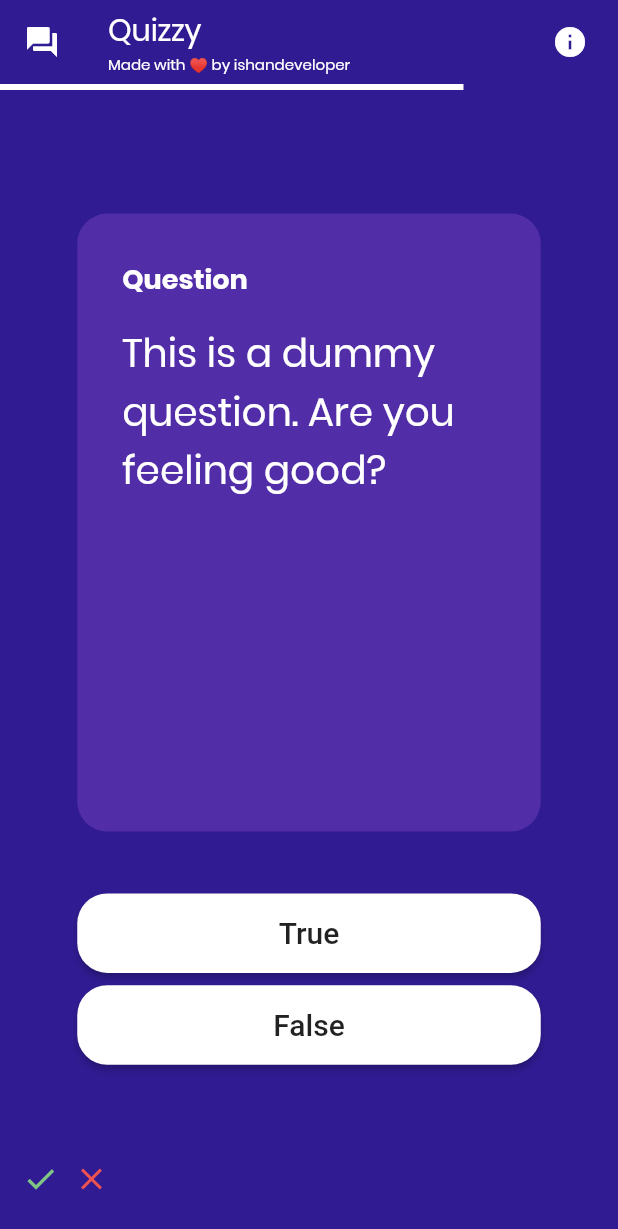
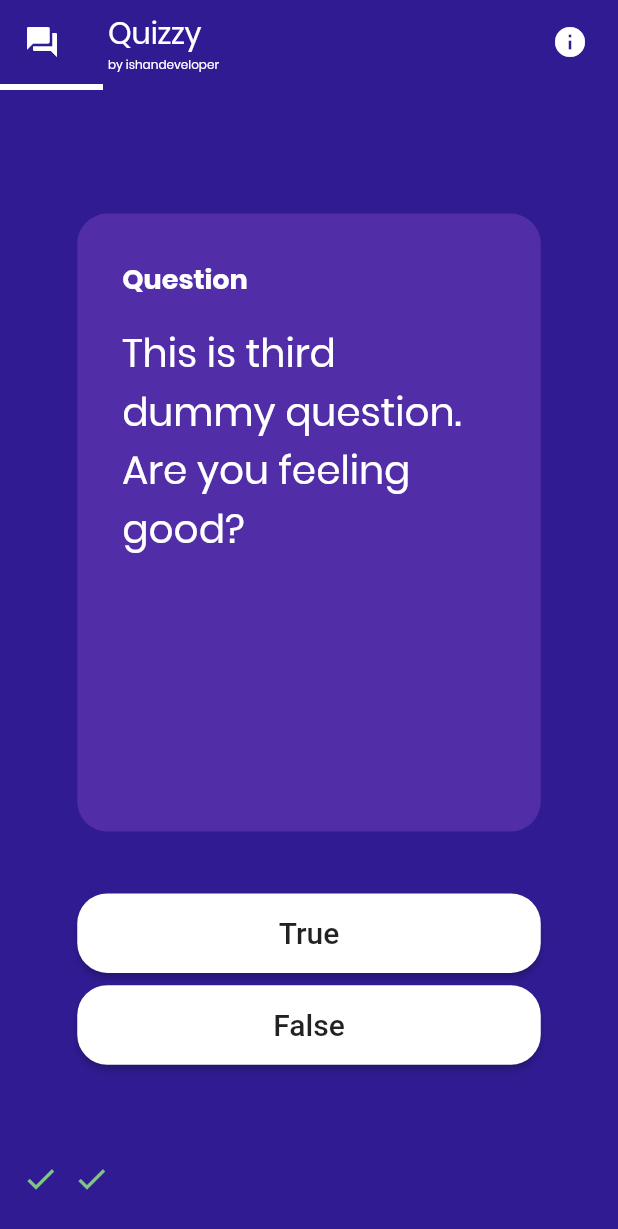
Before and after one commit to ishandeveloper/Quizzy-App, a Flutter app: the screen it shows after launch, after a tap on "True", after a tap on "False", on a phone screen of 412 x 824 dp. Shown: the top 1229 px of the screen. Run offline on Flutter 3.47's test engine with Material 2 defaults, Android fonts, the phone set to English and light mode, and no system bars.

```diff
--- a/lib/pages/quiz.dart
+++ b/lib/pages/quiz.dart
@@ -8,12 +8,61 @@ class QuizHome extends StatefulWidget {
 }
 
 class _QuizHomeState extends State<QuizHome> {
-  var progress;
+  var progress=0.0;
   List<Widget> scorekeeper = [];
-  List <String> questions =[];
+  List <String> questions =[
+    'This is a dummy question. Are you feeling good?',
+    'This is another dummy question. Are you feeling good?',
+    'This is third dummy question. Are you feeling good?',
+    'This is fourth dummy question. Are you feeling good?',
+    'This is 6 dummy question. Are you feeling good?',
+    'This is 7 dummy question. Are you feeling good?',
+    'This is 8 dummy question. Are you feeling good?',
+    'This is 9 dummy question. Are you feeling good?',
+    'This is last dummy question. Are you feeling good?',
+    'This is 6 dummy question. Are you feeling good?',
+    'This is 7 dummy question. Are you feeling good?',
+    'This is 8 dummy question. Are you feeling good?',
+
+  ];
+  List <bool> answers=[
+    true,
+    false,
+    true,
+    true,
+    false,
+    true,
+    true,
+    false,
+    false,
+    false,
+    false
+  ];
+  var selectedquestion='This is a dummy question. Are you feeling good?';
+  int i=0;
+
+  void evaluateAnswerForTrue(){
+    if(answers[i]==true){
+      correct();
+    }
+    else{
+      wrong();
+    }
+  }
+  void evaluateAnswerForFalse(){
+    if(answers[i]==false){
+      correct();
+    }
+    else{
+      wrong();
+    }
+  }
 
   void correct() {
     setState(() {
+      progress=progress+1/questions.length;
+      if(i!=questions.length){
+
       scorekeeper.add(
         Icon(
           Icons.check,
@@ -25,11 +74,16 @@ class _QuizHomeState extends State<QuizHome> {
           width: 10,
         ),
       );
+
+      selectedquestion=questions[++i];
+      }
     });
   }
 
   void wrong() {
     setState(() {
+      if(i!=questions.length){
+        progress=progress+1/questions.length;
       scorekeeper.add(
         Icon(
           Icons.close,
@@ -41,12 +95,15 @@ class _QuizHomeState extends State<QuizHome> {
           width: 10,
         ),
       );
+
+      selectedquestion=questions[++i];
+      }
     });
   }
 
   @override
   Widget build(BuildContext context) {
-    progress = 0.75;
+
 
     return Scaffold(
       backgroundColor: Colors.deepPurple[900],
@@ -62,8 +119,8 @@ class _QuizHomeState extends State<QuizHome> {
               style: TextStyle(fontFamily: 'Poppins'),
             ),
             Text(
-              "Made with ♥ by ishandeveloper",
-              style: TextStyle(fontFamily: 'Poppins', fontSize: 10),
+              "by ishandeveloper",
+              style: TextStyle(fontFamily: 'Poppins', fontSize: 8),
             ),
           ],
         ),
@@ -114,7 +171,7 @@ class _QuizHomeState extends State<QuizHome> {
                     height: MediaQuery.of(context).size.height * 0.02,
                   ),
                   Text(
-                    'This is a dummy question. Are you feeling good?',
+                    selectedquestion,
                     style: TextStyle(
                       color: Colors.white,
                       fontFamily: 'Poppins',
@@ -143,7 +200,7 @@ class _QuizHomeState extends State<QuizHome> {
                   shape: RoundedRectangleBorder(
                       borderRadius: BorderRadius.circular(20)),
                   onPressed: () {
-                    correct();
+                    evaluateAnswerForTrue();
                   },
                 ),
                 SizedBox(
@@ -160,7 +217,7 @@ class _QuizHomeState extends State<QuizHome> {
                   shape: RoundedRectangleBorder(
                       borderRadius: BorderRadius.circular(20)),
                   onPressed: () {
-                    wrong();
+                    evaluateAnswerForFalse();
                   },
                 ),
               ],
```
